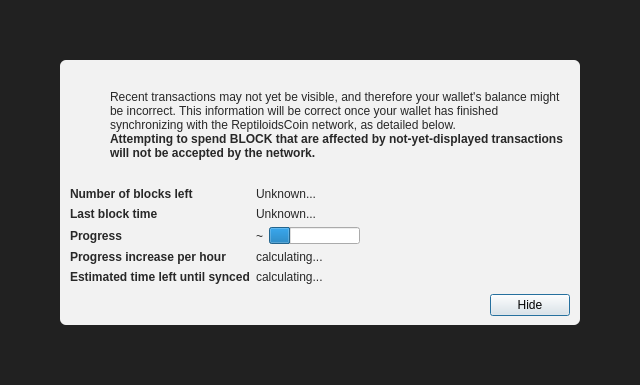
Above: src/qt/forms/modaloverlay.ui from mraksoll4/reptiloids before the change. Below: the same form after it.
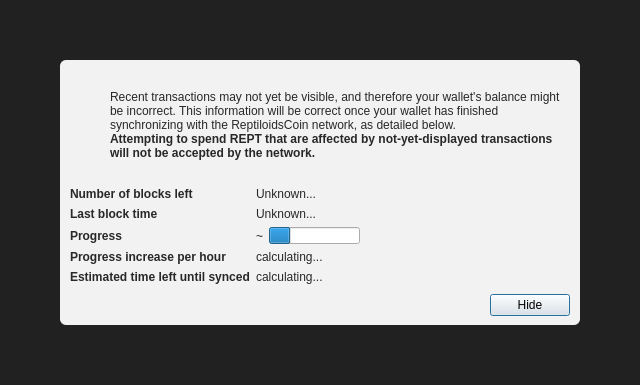
That is the form after the change. Icons and pictures are not drawn. Custom widgets are drawn as their Qt base class.

Commit message: test Update BLOCK to REPT

```diff
--- a/src/qt/forms/modaloverlay.ui
+++ b/src/qt/forms/modaloverlay.ui
@@ -149,7 +149,7 @@
                 </font>
                </property>
                <property name="text">
-                <string>Attempting to spend BLOCK that are affected by not-yet-displayed transactions will not be accepted by the network.</string>
+                <string>Attempting to spend REPT that are affected by not-yet-displayed transactions will not be accepted by the network.</string>
                </property>
                <property name="textFormat">
                 <enum>Qt::RichText</enum>
```
The commit also changes 138 other files.
